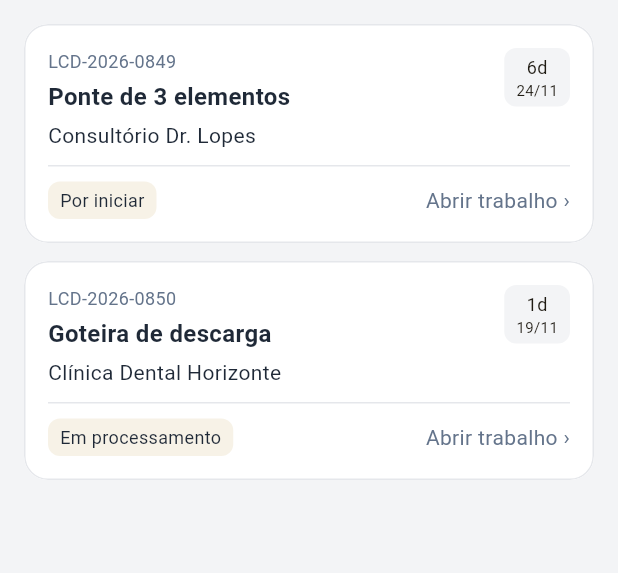
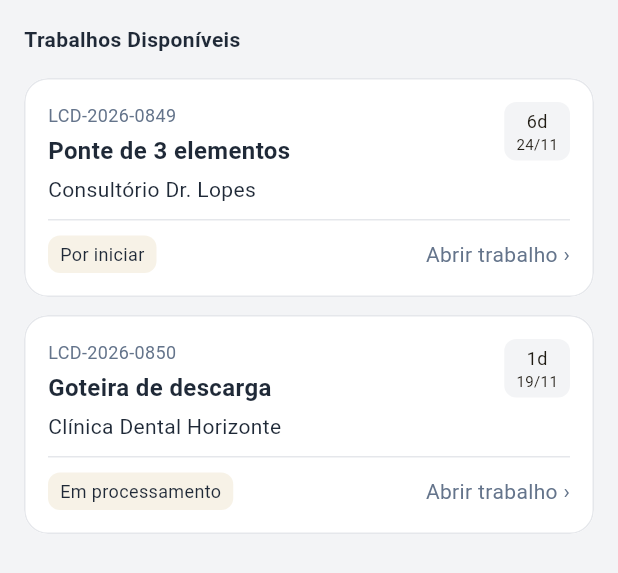
Before and after one commit to joelf011/DentalLab, a Flutter app: the PaginaDisponiveis widget shown alone on an empty page, opened directly, on a phone screen of 412 x 824 dp. Shown: the top 573 px of the screen. Run offline on Flutter 3.47's test engine with Material 3 defaults, Android fonts, the phone set to English and light mode, and no system bars; our stand-ins replace go_router.

Commit message:
títulos nas listas de trabalhos disponíveis e atribuídos

```diff
--- a/app_mobile/lib/colaborador/trabalhos/pagina_disponiveis.dart
+++ b/app_mobile/lib/colaborador/trabalhos/pagina_disponiveis.dart
@@ -6,6 +6,7 @@ import 'package:app_mobile/colaborador/dados/servidor_colaborador.dart';
 import 'package:app_mobile/colaborador/dados/trabalho.dart';
 import 'package:app_mobile/colaborador/trabalhos/widget_cartao_trabalho.dart';
 import 'package:app_mobile/comum/widgets/widget_estado_vazio.dart';
+import 'package:app_mobile/comum/tema/cores_app.dart';
 
 // Separador "Disponíveis": trabalhos cuja etapa seguinte ninguém assumiu
 // (regra em Trabalho.estaDisponivel).
@@ -49,12 +50,23 @@ class _PaginaDisponiveisState extends State<PaginaDisponiveis> {
   }
 
   Widget _lista(List<Trabalho> trabalhos) {
-    if (trabalhos.isEmpty) return const EstadoVazio(mensagem: 'Sem trabalhos');
     return ListView(
       padding: const EdgeInsets.all(16),
       children: [
-        for (final trabalho in trabalhos)
-          CartaoTrabalho(trabalho: trabalho, aoAbrir: _abrirTrabalho),
+        const Text(
+          'Trabalhos Disponíveis',
+          style: TextStyle(
+            fontSize: 14,
+            fontWeight: FontWeight.w600,
+            color: CoresApp.textoForte,
+          ),
+        ),
+        const SizedBox(height: 16),
+        if (trabalhos.isEmpty)
+          const EstadoVazio(mensagem: 'Sem trabalhos')
+        else
+          for (final trabalho in trabalhos)
+            CartaoTrabalho(trabalho: trabalho, aoAbrir: _abrirTrabalho),
       ],
     );
   }
--- a/app_mobile/lib/colaborador/trabalhos/pagina_os_meus.dart
+++ b/app_mobile/lib/colaborador/trabalhos/pagina_os_meus.dart
@@ -9,6 +9,7 @@ import 'package:app_mobile/colaborador/detalhe_trabalho/janela_concluir_etapa.da
 import 'package:app_mobile/colaborador/detalhe_trabalho/janela_standby.dart';
 import 'package:app_mobile/colaborador/trabalhos/widget_cartao_trabalho.dart';
 import 'package:app_mobile/comum/widgets/widget_estado_vazio.dart';
+import 'package:app_mobile/comum/tema/cores_app.dart';
 
 // Separador "Os Meus": trabalhos atribuídos a quem tem sessão, por concluir.
 // Os botões dos cartões abrem as janelas do detalhe do trabalho:
@@ -103,10 +104,21 @@ class _PaginaOsMeusState extends State<PaginaOsMeus> {
   }
 
   Widget _lista(List<Trabalho> trabalhos) {
-    if (trabalhos.isEmpty) return const EstadoVazio(mensagem: 'Sem trabalhos');
     return ListView(
       padding: const EdgeInsets.all(16),
       children: [
+        const Text(
+          'Trabalhos Atribuídos',
+          style: TextStyle(
+            fontSize: 14,
+            fontWeight: FontWeight.w600,
+            color: CoresApp.textoForte,
+          ),
+        ),
+        const SizedBox(height: 16),
+        if (trabalhos.isEmpty)
+          const EstadoVazio(mensagem: 'Sem trabalhos')
+        else
           for (final trabalho in trabalhos)
             CartaoTrabalho(
               key: ValueKey(trabalho.id),
```
Lines whose indentation alone changed are shown as unchanged.
